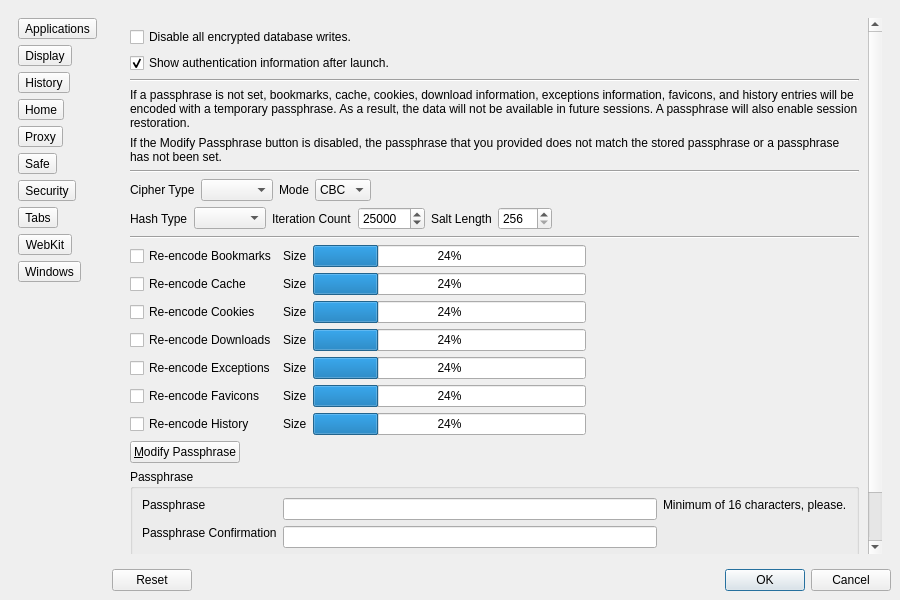
This is Version 2.x/UI/dsettings.ui in textbrowser/dooble as Qt 5 draws it before an edit. The edited form follows.
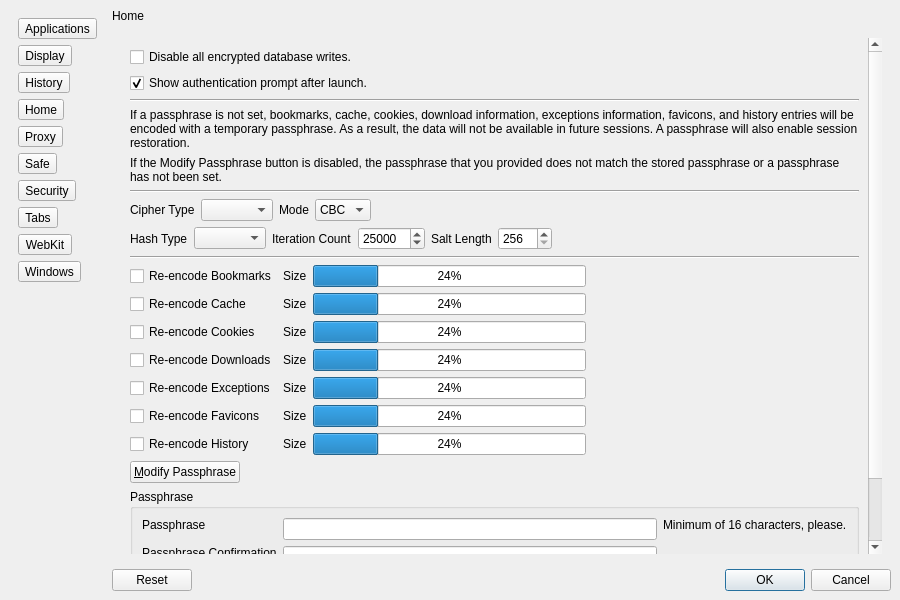
This is the edited form. The open tabs and pages were chosen to show the change. Custom widgets are drawn as their Qt base class.

Commit message: Display the location of the .dooble directory in the Settings window.

Patch:
```diff
--- a/Version 2.x/UI/dsettings.ui
+++ b/Version 2.x/UI/dsettings.ui
@@ -281,6 +281,13 @@
     </item>
     <item>
      <layout class="QVBoxLayout" name="verticalLayout_5">
+      <item>
+       <widget class="QLabel" name="home_path">
+        <property name="text">
+         <string>Home</string>
+        </property>
+       </widget>
+      </item>
       <item>
        <widget class="QStackedWidget" name="stackedWidget">
         <property name="enabled">
@@ -2543,8 +2550,8 @@
               <rect>
                <x>0</x>
                <y>0</y>
-               <width>476</width>
-               <height>709</height>
+               <width>738</width>
+               <height>677</height>
               </rect>
              </property>
              <layout class="QVBoxLayout" name="verticalLayout_21">
@@ -2577,7 +2584,7 @@
                 <item>
                  <widget class="QCheckBox" name="showAuthenticationCheckBox">
                   <property name="text">
-                   <string>Show authentication information after launch.</string>
+                   <string>Show authentication prompt after launch.</string>
                   </property>
                   <property name="checked">
                    <bool>true</bool>
```
Left out of the diff: 8 changed lines with no effect on the pictures. The commit also changes 3 other files.
